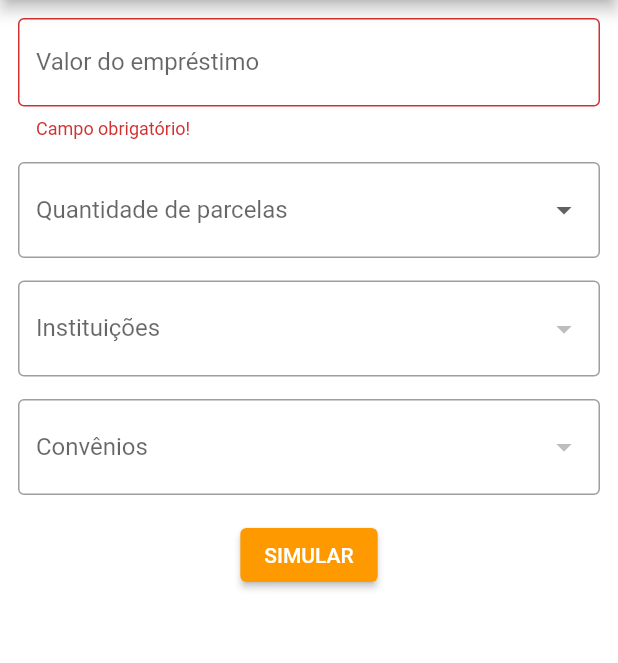
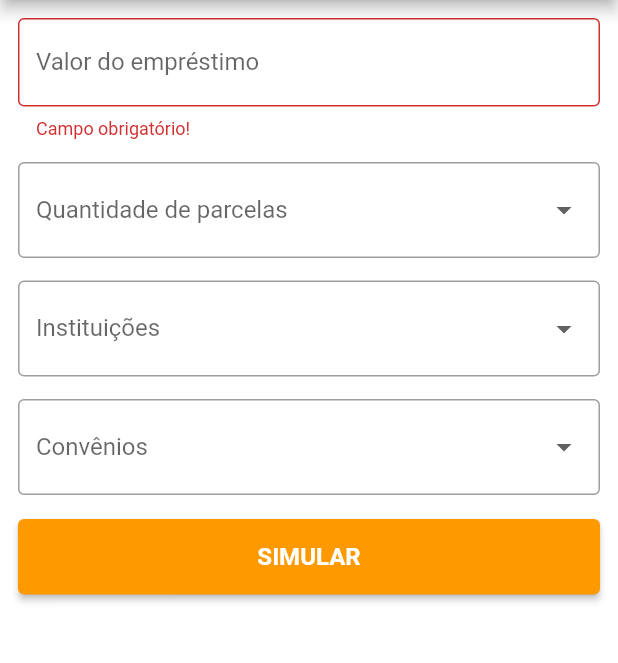
Before and after one commit to guicastle/simulador, a Flutter app: the screen it shows after launch, after a tap on "SIMULAR", on a phone screen of 412 x 824 dp, the part 84-747 px from its top. Run offline on Flutter 3.47's test engine with Material 2 defaults, Android fonts, the phone set to English and light mode, and no system bars.

Commit message:
chg: refat

```diff
--- a/lib/main.dart
+++ b/lib/main.dart
@@ -1,5 +1,5 @@
 import 'package:flutter/material.dart';
-import 'package:teste_flutter/ui/pages/home_page.dart';
+import 'package:teste_flutter/ui/pages/home/home_page.dart';
 
 void main() {
   runApp(const MyApp());
--- a/lib/ui/controllers/convenios_controller.dart
+++ b/lib/ui/controllers/convenios_controller.dart
@@ -4,6 +4,7 @@ import 'package:teste_flutter/models/convenio.dart';
 
 class ConvenioController {
   Future<List<Convenio>?> getConvenios() async {
+    try {
       var client = http.Client();
 
       var uri = Uri.parse('http://127.0.0.1:8000/api/convenio');
@@ -11,6 +12,10 @@ class ConvenioController {
       if (response.statusCode == 200) {
         var json = response.body;
         return convenioFromJson(json);
+      }
+    } catch (e) {
+      // ignore: avoid_print
+      print(e);
     }
   }
 
--- a/lib/ui/controllers/instituicao_controller.dart
+++ b/lib/ui/controllers/instituicao_controller.dart
@@ -4,6 +4,7 @@ import 'package:http/http.dart' as http;
 
 class InstituicaoController {
   Future<List<Instituicao>?> getInstituicoes() async {
+    try {
       var client = http.Client();
 
       var uri = Uri.parse('http://127.0.0.1:8000/api/instituicao');
@@ -11,6 +12,10 @@ class InstituicaoController {
       if (response.statusCode == 200) {
         var json = response.body;
         return instituicaoFromJson(json);
+      }
+    } catch (e) {
+      // ignore: avoid_print
+      print(e);
     }
   }
 
--- a/lib/ui/pages/home_page.dart
+++ b/lib/ui/pages/home/home_page.dart
@@ -6,11 +6,11 @@ import 'package:teste_flutter/models/instituicao.dart';
 import 'package:teste_flutter/ui/controllers/convenios_controller.dart';
 import 'package:teste_flutter/ui/controllers/instituicao_controller.dart';
 import 'package:teste_flutter/ui/controllers/simulacao_controller.dart';
-import 'package:teste_flutter/ui/pages/components/simulacao_component.dart';
+import 'package:teste_flutter/ui/pages/home/components/simulacao_component.dart';
 import 'package:teste_flutter/ui/values/colors.dart';
 import 'package:teste_flutter/ui/values/currency_formatter.dart';
 
-import '../../models/simulacao.dart';
+import '../../../models/simulacao.dart';
 
 class HomePage extends StatefulWidget {
   const HomePage({super.key});
@@ -22,16 +22,16 @@ class HomePage extends StatefulWidget {
 class _HomePageState extends State<HomePage> {
   Simulacao? simulacoes;
   List<Instituicao>? listInstitucoes;
-  List<Convenio>? listConvenio;
+  List<Convenio>? listConvenio = [];
   List<Banco> listBancos = [];
 
   var isLoading = false;
 
   final _controllerValor = TextEditingController();
   List<String> parcelas = <String>['36', '48', '60', '72', '84'];
-  String? selectedParcela;
-  String? selectedInstituicao;
-  String? selectedConvenio;
+  String selectedParcela = "0";
+  String selectedInstituicao = "";
+  String selectedConvenio = "";
 
   final _formKey = GlobalKey<FormState>();
 
@@ -44,6 +44,7 @@ class _HomePageState extends State<HomePage> {
   getData() async {
     listInstitucoes = await InstituicaoController().getInstituicoesMock();
     listConvenio = await ConvenioController().getConveniosMock();
+    setState(() {});
   }
 
   @override
@@ -144,7 +145,7 @@ class _HomePageState extends State<HomePage> {
   }
 
   Widget _qtdInstituicao() {
-    return DropdownButtonFormField(
+    return DropdownButtonFormField<Instituicao>(
       decoration: const InputDecoration(
         border: OutlineInputBorder(),
         labelText: 'Instituições',
@@ -158,7 +159,7 @@ class _HomePageState extends State<HomePage> {
       }).toList(),
       onChanged: (value) {
         setState(() {
-          selectedInstituicao = value.toString();
+          selectedInstituicao = value!.chave.toString();
         });
       },
     );
@@ -178,14 +179,16 @@ class _HomePageState extends State<HomePage> {
       }).toList(),
       onChanged: (value) {
         setState(() {
-          selectedConvenio = value.toString();
+          selectedConvenio = value!.chave.toString();
         });
       },
     );
   }
 
   _btnSimular() {
-    return Center(
+    return SizedBox(
+      width: MediaQuery.of(context).size.width,
+      height: MediaQuery.of(context).size.height * 0.1,
       child: Padding(
         padding: const EdgeInsets.symmetric(vertical: 16.0),
         child: ElevatedButton(
@@ -194,7 +197,20 @@ class _HomePageState extends State<HomePage> {
           ),
           onPressed: () async {
             if (_formKey.currentState!.validate()) {
+              Map<String, dynamic> json = {
+                "valor_emprestimo": double.parse(_controllerValor.text
+                    .replaceAll('R\$', '')
+                    .replaceAll('.', '')
+                    .replaceAll(',', '.')
+                    .trim()),
+                "instituicoes":
+                    selectedInstituicao == "" ? [] : [selectedInstituicao],
+                "convenios": selectedConvenio == "" ? [] : [selectedConvenio],
+                "parcelas": int.parse(selectedParcela)
+              };
+
               // Lista retorno da API
+              simulacoes = await SimulacaoController().getSimulacoes(json);
 
               // Simular MOCK
               simulacoes = await SimulacaoController().getSimulacaoMock();
@@ -223,7 +239,13 @@ class _HomePageState extends State<HomePage> {
               }
             }
           },
-          child: const Text('SIMULAR'),
+          child: const Text(
+            'SIMULAR',
+            style: TextStyle(
+              fontSize: 16,
+              fontWeight: FontWeight.bold,
+            ),
+          ),
         ),
       ),
     );
```
Also changed, not shown: lib/ui/controllers/simulacao_controller.dart (+29 -8 lines), lib/ui/pages/home/components/simulacao_component.dart (renamed from lib/ui/pages/components/simulacao_component.dart). Lines whose indentation alone changed are shown as unchanged.
